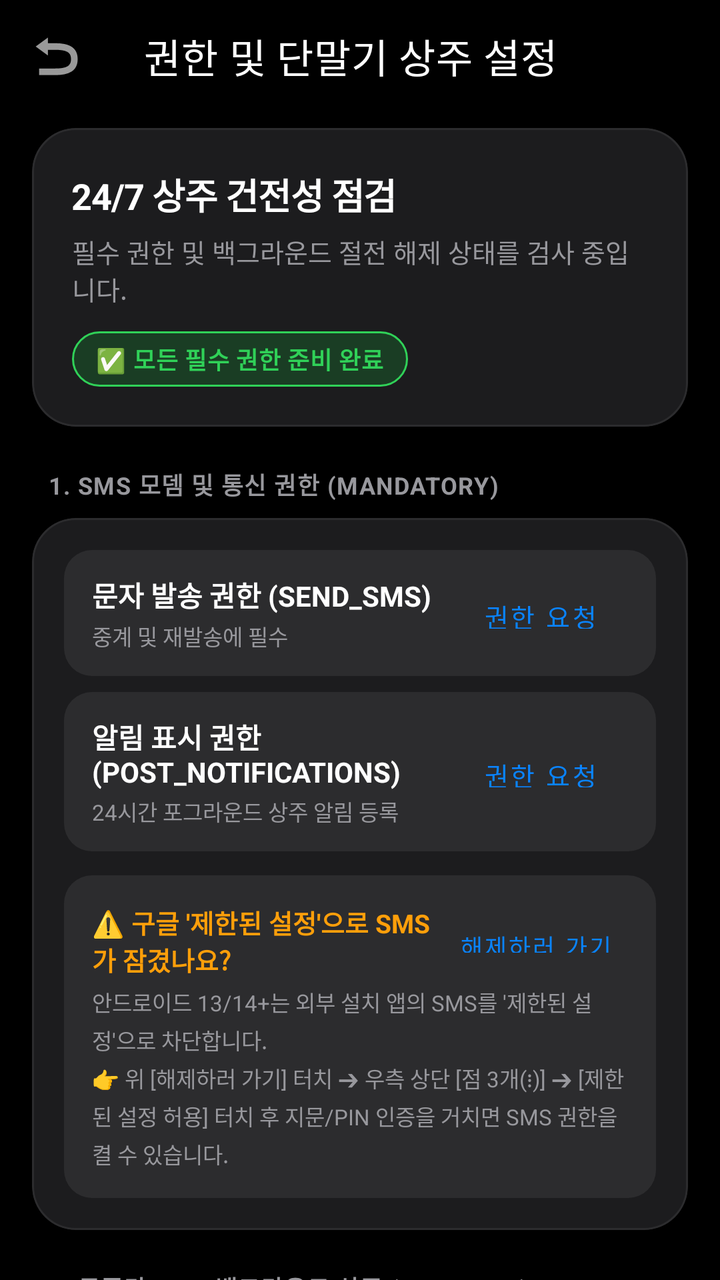
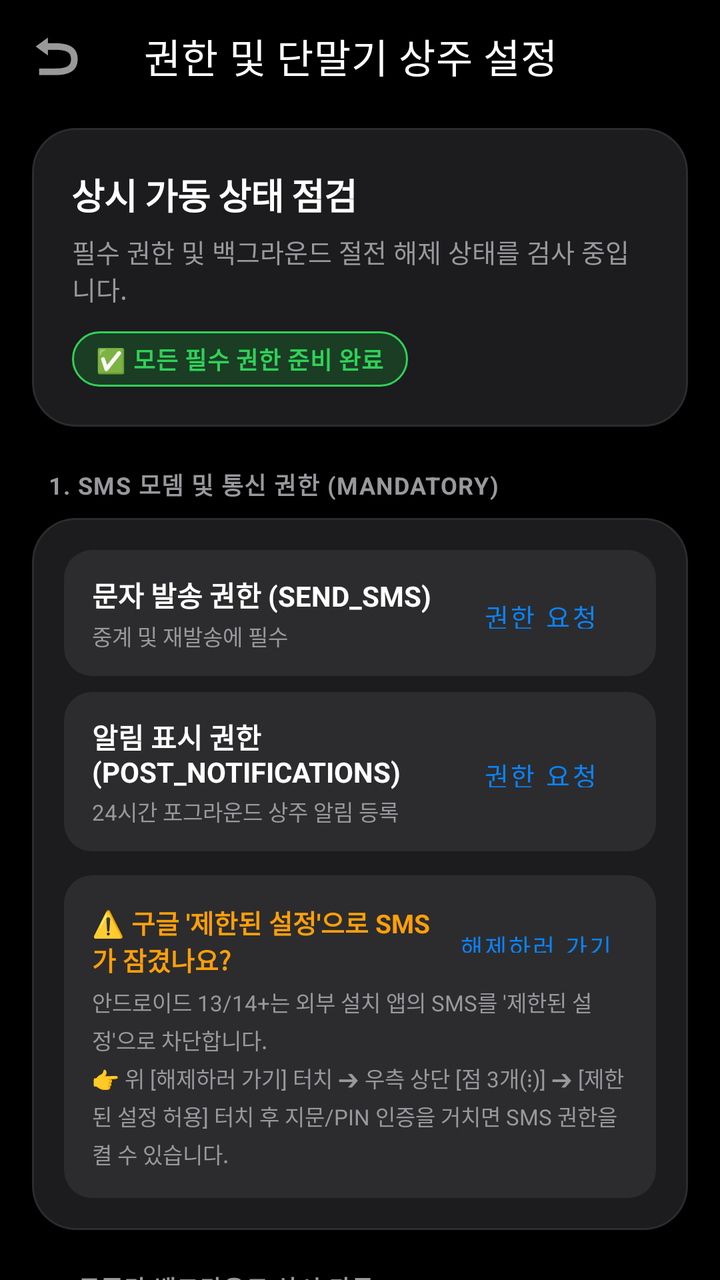

Compare the two renders of this Android layout. The source of the first and the diff that turns it into the second are given below.
<!-- AndroidManifest.xml: application theme Theme.HiDormSMS -->
<!-- res/layout/activity_permissions.xml -->
<?xml version="1.0" encoding="utf-8"?>
<LinearLayout xmlns:android="http://schemas.android.com/apk/res/android"
    xmlns:app="http://schemas.android.com/apk/res-auto"
    android:layout_width="match_parent"
    android:layout_height="match_parent"
    android:background="@color/apple_black"
    android:orientation="vertical">

    
    <com.google.android.material.appbar.AppBarLayout
        android:layout_width="match_parent"
        android:layout_height="wrap_content"
        android:background="@color/apple_black"
        app:elevation="0dp">

        <com.google.android.material.appbar.MaterialToolbar
            android:id="@+id/toolbar"
            android:layout_width="match_parent"
            android:layout_height="?attr/actionBarSize"
            android:background="@color/apple_black"
            app:navigationIcon="@android:drawable/ic_menu_revert"
            app:title="권한 및 단말기 상주 설정"
            app:titleTextColor="@color/apple_label_primary" />
    </com.google.android.material.appbar.AppBarLayout>

    <androidx.core.widget.NestedScrollView
        android:layout_width="match_parent"
        android:layout_height="match_parent"
        android:clipToPadding="false"
        android:paddingBottom="36dp">

        <LinearLayout
            android:layout_width="match_parent"
            android:layout_height="wrap_content"
            android:orientation="vertical"
            android:paddingHorizontal="16dp"
            android:paddingTop="8dp">

            
            <com.google.android.material.card.MaterialCardView
                android:layout_width="match_parent"
                android:layout_height="wrap_content"
                android:layout_marginBottom="20dp"
                app:cardBackgroundColor="@color/apple_dark_card"
                app:cardCornerRadius="22dp"
                app:cardElevation="0dp"
                app:strokeColor="@color/apple_glass_stroke"
                app:strokeWidth="1dp">

                <LinearLayout
                    android:layout_width="match_parent"
                    android:layout_height="wrap_content"
                    android:orientation="vertical"
                    android:padding="20dp">

                    <TextView
                        android:layout_width="wrap_content"
                        android:layout_height="wrap_content"
                        android:letterSpacing="-0.02"
                        android:text="24/7 상주 건전성 점검"
                        android:textColor="@color/apple_label_primary"
                        android:textSize="18sp"
                        android:textStyle="bold" />

                    <TextView
                        android:id="@+id/tvHealthSummary"
                        android:layout_width="wrap_content"
                        android:layout_height="wrap_content"
                        android:layout_marginTop="6dp"
                        android:text="필수 권한 및 백그라운드 절전 해제 상태를 검사 중입니다."
                        android:textColor="@color/apple_label_secondary"
                        android:textSize="13sp" />

                    <LinearLayout
                        android:id="@+id/layoutOverallBadge"
                        android:layout_width="wrap_content"
                        android:layout_height="wrap_content"
                        android:layout_marginTop="12dp"
                        android:background="@drawable/apple_pill_green"
                        android:gravity="center_vertical"
                        android:paddingHorizontal="12dp"
                        android:paddingVertical="5dp">

                        <TextView
                            android:id="@+id/tvOverallBadgeText"
                            android:layout_width="wrap_content"
                            android:layout_height="wrap_content"
                            android:letterSpacing="0.02"
                            android:text="✅ 모든 필수 권한 준비 완료"
                            android:textColor="@color/apple_green"
                            android:textSize="12sp"
                            android:textStyle="bold" />
                    </LinearLayout>
                </LinearLayout>
            </com.google.android.material.card.MaterialCardView>

            
            <TextView
                android:layout_width="wrap_content"
                android:layout_height="wrap_content"
                android:layout_marginStart="8dp"
                android:layout_marginBottom="8dp"
                android:letterSpacing="0.04"
                android:text="1. SMS 모뎀 및 통신 권한 (MANDATORY)"
                android:textColor="@color/apple_label_secondary"
                android:textSize="12sp"
                android:textStyle="bold" />

            <com.google.android.material.card.MaterialCardView
                android:layout_width="match_parent"
                android:layout_height="wrap_content"
                android:layout_marginBottom="20dp"
                app:cardBackgroundColor="@color/apple_dark_card"
                app:cardCornerRadius="22dp"
                app:cardElevation="0dp"
                app:strokeColor="@color/apple_glass_stroke"
                app:strokeWidth="1dp">

                <LinearLayout
                    android:layout_width="match_parent"
                    android:layout_height="wrap_content"
                    android:orientation="vertical"
                    android:padding="16dp">

                    
                    <LinearLayout
                        android:layout_width="match_parent"
                        android:layout_height="wrap_content"
                        android:background="@drawable/apple_card_inner"
                        android:gravity="center_vertical"
                        android:orientation="horizontal"
                        android:paddingHorizontal="14dp"
                        android:paddingVertical="12dp">

                        <LinearLayout
                            android:layout_width="0dp"
                            android:layout_height="wrap_content"
                            android:layout_weight="1"
                            android:orientation="vertical">

                            <TextView
                                android:layout_width="wrap_content"
                                android:layout_height="wrap_content"
                                android:text="문자 발송 권한 (SEND_SMS)"
                                android:textColor="@color/apple_label_primary"
                                android:textSize="14sp"
                                android:textStyle="bold" />

                            <TextView
                                android:id="@+id/tvSendSmsStatus"
                                android:layout_width="wrap_content"
                                android:layout_height="wrap_content"
                                android:layout_marginTop="2dp"
                                android:text="중계 및 재발송에 필수"
                                android:textColor="@color/apple_label_secondary"
                                android:textSize="11sp" />
                        </LinearLayout>

                        <com.google.android.material.button.MaterialButton
                            android:id="@+id/btnGrantSms"
                            style="@style/Widget.MaterialComponents.Button.TextButton"
                            android:layout_width="wrap_content"
                            android:layout_height="36dp"
                            android:text="권한 요청"
                            android:textColor="@color/apple_blue"
                            android:textSize="13sp" />
                    </LinearLayout>

                    
                    <LinearLayout
                        android:layout_width="match_parent"
                        android:layout_height="wrap_content"
                        android:layout_marginTop="8dp"
                        android:background="@drawable/apple_card_inner"
                        android:gravity="center_vertical"
                        android:orientation="horizontal"
                        android:paddingHorizontal="14dp"
                        android:paddingVertical="12dp">

                        <LinearLayout
                            android:layout_width="0dp"
                            android:layout_height="wrap_content"
                            android:layout_weight="1"
                            android:orientation="vertical">

                            <TextView
                                android:layout_width="wrap_content"
                                android:layout_height="wrap_content"
                                android:text="알림 표시 권한 (POST_NOTIFICATIONS)"
                                android:textColor="@color/apple_label_primary"
                                android:textSize="14sp"
                                android:textStyle="bold" />

                            <TextView
                                android:id="@+id/tvNotificationStatus"
                                android:layout_width="wrap_content"
                                android:layout_height="wrap_content"
                                android:layout_marginTop="2dp"
                                android:text="24시간 포그라운드 상주 알림 등록"
                                android:textColor="@color/apple_label_secondary"
                                android:textSize="11sp" />
                        </LinearLayout>

                        <com.google.android.material.button.MaterialButton
                            android:id="@+id/btnGrantNotification"
                            style="@style/Widget.MaterialComponents.Button.TextButton"
                            android:layout_width="wrap_content"
                            android:layout_height="36dp"
                            android:text="권한 요청"
                            android:textColor="@color/apple_blue"
                            android:textSize="13sp" />
                    </LinearLayout>

                    
                    <LinearLayout
                        android:id="@+id/layoutRestrictedSettingsHelp"
                        android:layout_width="match_parent"
                        android:layout_height="wrap_content"
                        android:layout_marginTop="12dp"
                        android:background="@drawable/apple_card_inner"
                        android:orientation="vertical"
                        android:padding="14dp">

                        <LinearLayout
                            android:layout_width="match_parent"
                            android:layout_height="wrap_content"
                            android:gravity="center_vertical"
                            android:orientation="horizontal">

                            <TextView
                                android:layout_width="0dp"
                                android:layout_height="wrap_content"
                                android:layout_weight="1"
                                android:text="⚠️ 구글 '제한된 설정'으로 SMS가 잠겼나요?"
                                android:textColor="@color/apple_orange"
                                android:textSize="13sp"
                                android:textStyle="bold" />

                            <com.google.android.material.button.MaterialButton
                                android:id="@+id/btnUnlockRestrictedSettings"
                                style="@style/Widget.MaterialComponents.Button.TextButton"
                                android:layout_width="wrap_content"
                                android:layout_height="32dp"
                                android:text="해제하러 가기"
                                android:textColor="@color/apple_blue"
                                android:textSize="12sp" />
                        </LinearLayout>

                        <TextView
                            android:layout_width="match_parent"
                            android:layout_height="wrap_content"
                            android:layout_marginTop="4dp"
                            android:lineSpacingExtra="3dp"
                            android:text="안드로이드 13/14+는 외부 설치 앱의 SMS를 '제한된 설정'으로 차단합니다.\n👉 위 [해제하러 가기] 터치 ➔ 우측 상단 [점 3개(⋮)] ➔ [제한된 설정 허용] 터치 후 지문/PIN 인증을 거치면 SMS 권한을 켤 수 있습니다."
                            android:textColor="@color/apple_label_secondary"
                            android:textSize="11sp" />
                    </LinearLayout>

                </LinearLayout>
            </com.google.android.material.card.MaterialCardView>

            
            <TextView
                android:layout_width="wrap_content"
                android:layout_height="wrap_content"
                android:layout_marginStart="8dp"
                android:layout_marginBottom="8dp"
                android:letterSpacing="0.04"
                android:text="2. 무중단 24/7 백그라운드 상주 (SURVIVAL)"
                android:textColor="@color/apple_label_secondary"
                android:textSize="12sp"
                android:textStyle="bold" />

            <com.google.android.material.card.MaterialCardView
                android:layout_width="match_parent"
                android:layout_height="wrap_content"
                android:layout_marginBottom="20dp"
                app:cardBackgroundColor="@color/apple_dark_card"
                app:cardCornerRadius="22dp"
                app:cardElevation="0dp"
                app:strokeColor="@color/apple_glass_stroke"
                app:strokeWidth="1dp">

                <LinearLayout
                    android:layout_width="match_parent"
                    android:layout_height="wrap_content"
                    android:orientation="vertical"
                    android:padding="16dp">

                    
                    <LinearLayout
                        android:layout_width="match_parent"
                        android:layout_height="wrap_content"
                        android:background="@drawable/apple_card_inner"
                        android:gravity="center_vertical"
                        android:orientation="horizontal"
                        android:paddingHorizontal="14dp"
                        android:paddingVertical="12dp">

                        <LinearLayout
                            android:layout_width="0dp"
                            android:layout_height="wrap_content"
                            android:layout_weight="1"
                            android:orientation="vertical">

                            <TextView
                                android:layout_width="wrap_content"
                                android:layout_height="wrap_content"
                                android:text="배터리 사용량 제한 없음"
                                android:textColor="@color/apple_label_primary"
                                android:textSize="14sp"
                                android:textStyle="bold" />

                            <TextView
                                android:id="@+id/tvBatteryOptDetail"
                                android:layout_width="wrap_content"
                                android:layout_height="wrap_content"
                                android:layout_marginTop="2dp"
                                android:text="Doze 모드(딥 슬립) 차단 상태"
                                android:textColor="@color/apple_label_secondary"
                                android:textSize="11sp" />
                        </LinearLayout>

                        <com.google.android.material.button.MaterialButton
                            android:id="@+id/btnBatteryOpt"
                            style="@style/Widget.MaterialComponents.Button.TextButton"
                            android:layout_width="wrap_content"
                            android:layout_height="36dp"
                            android:text="설정"
                            android:textColor="@color/apple_blue"
                            android:textSize="13sp" />
                    </LinearLayout>

                    
                    <LinearLayout
                        android:layout_width="match_parent"
                        android:layout_height="wrap_content"
                        android:layout_marginTop="8dp"
                        android:background="@drawable/apple_card_inner"
                        android:gravity="center_vertical"
                        android:orientation="horizontal"
                        android:paddingHorizontal="14dp"
                        android:paddingVertical="12dp">

                        <LinearLayout
                            android:layout_width="0dp"
                            android:layout_height="wrap_content"
                            android:layout_weight="1"
                            android:orientation="vertical">

                            <TextView
                                android:layout_width="wrap_content"
                                android:layout_height="wrap_content"
                                android:text="다른 앱 위에 표시 허용"
                                android:textColor="@color/apple_label_primary"
                                android:textSize="14sp"
                                android:textStyle="bold" />

                            <TextView
                                android:id="@+id/tvOverlayDetail"
                                android:layout_width="wrap_content"
                                android:layout_height="wrap_content"
                                android:layout_marginTop="2dp"
                                android:text="백그라운드 기동 우선순위 및 서비스 유지"
                                android:textColor="@color/apple_label_secondary"
                                android:textSize="11sp" />
                        </LinearLayout>

                        <com.google.android.material.button.MaterialButton
                            android:id="@+id/btnOverlay"
                            style="@style/Widget.MaterialComponents.Button.TextButton"
                            android:layout_width="wrap_content"
                            android:layout_height="36dp"
                            android:text="설정"
                            android:textColor="@color/apple_blue"
                            android:textSize="13sp" />
                    </LinearLayout>

                    
                    <LinearLayout
                        android:layout_width="match_parent"
                        android:layout_height="wrap_content"
                        android:layout_marginTop="8dp"
                        android:background="@drawable/apple_card_inner"
                        android:gravity="center_vertical"
                        android:orientation="horizontal"
                        android:paddingHorizontal="14dp"
                        android:paddingVertical="12dp">

                        <LinearLayout
                            android:layout_width="0dp"
                            android:layout_height="wrap_content"
                            android:layout_weight="1"
                            android:orientation="vertical">

                            <TextView
                                android:layout_width="wrap_content"
                                android:layout_height="wrap_content"
                                android:text="정확한 알람 &amp; 워치독 예약"
                                android:textColor="@color/apple_label_primary"
                                android:textSize="14sp"
                                android:textStyle="bold" />

                            <TextView
                                android:id="@+id/tvAlarmDetail"
                                android:layout_width="wrap_content"
                                android:layout_height="wrap_content"
                                android:layout_marginTop="2dp"
                                android:text="15분 주기 프로세스 자가 생존 워치독"
                                android:textColor="@color/apple_label_secondary"
                                android:textSize="11sp" />
                        </LinearLayout>

                        <com.google.android.material.button.MaterialButton
                            android:id="@+id/btnExactAlarm"
                            style="@style/Widget.MaterialComponents.Button.TextButton"
                            android:layout_width="wrap_content"
                            android:layout_height="36dp"
                            android:text="설정"
                            android:textColor="@color/apple_blue"
                            android:textSize="13sp" />
                    </LinearLayout>

                </LinearLayout>
            </com.google.android.material.card.MaterialCardView>

            
            <TextView
                android:layout_width="wrap_content"
                android:layout_height="wrap_content"
                android:layout_marginStart="8dp"
                android:layout_marginBottom="8dp"
                android:letterSpacing="0.04"
                android:text="3. 제조사(삼성 갤럭시) 특화 시스템 바로가기"
                android:textColor="@color/apple_label_secondary"
                android:textSize="12sp"
                android:textStyle="bold" />

            <com.google.android.material.card.MaterialCardView
                android:layout_width="match_parent"
                android:layout_height="wrap_content"
                android:layout_marginBottom="24dp"
                app:cardBackgroundColor="@color/apple_dark_card"
                app:cardCornerRadius="22dp"
                app:cardElevation="0dp"
                app:strokeColor="@color/apple_glass_stroke"
                app:strokeWidth="1dp">

                <LinearLayout
                    android:layout_width="match_parent"
                    android:layout_height="wrap_content"
                    android:orientation="vertical"
                    android:padding="16dp">

                    <com.google.android.material.button.MaterialButton
                        android:id="@+id/btnOpenAppDetails"
                        style="@style/Widget.MaterialComponents.Button.OutlinedButton"
                        android:layout_width="match_parent"
                        android:layout_height="50dp"
                        android:text="📱 앱 상세 정보 (절전 예외 및 모바일 데이터)"
                        android:textColor="@color/apple_label_primary"
                        app:cornerRadius="14dp"
                        app:strokeColor="@color/apple_glass_stroke" />

                    <com.google.android.material.button.MaterialButton
                        android:id="@+id/btnOpenDeveloperSettings"
                        style="@style/Widget.MaterialComponents.Button.OutlinedButton"
                        android:layout_width="match_parent"
                        android:layout_height="50dp"
                        android:layout_marginTop="8dp"
                        android:text="🔌 개발자 옵션 (충전 중 화면 켜짐 유지)"
                        android:textColor="@color/apple_label_primary"
                        app:cornerRadius="14dp"
                        app:strokeColor="@color/apple_glass_stroke" />
                </LinearLayout>
            </com.google.android.material.card.MaterialCardView>

        </LinearLayout>
    </androidx.core.widget.NestedScrollView>

</LinearLayout>
<!-- resources referenced by this layout -->
<resources>
  <color name="apple_black">#000000</color>
  <color name="apple_blue">#0A84FF</color>
  <color name="apple_dark_card">#1C1C1E</color>
  <color name="apple_glass_stroke">#2C2C2E</color>
  <color name="apple_green">#30D158</color>
  <color name="apple_label_primary">#FFFFFF</color>
  <color name="apple_label_secondary">#98989D</color>
  <color name="apple_orange">#FF9F0A</color>
  <!-- drawable apple_card_inner (drawable) -->
  <?xml version="1.0" encoding="utf-8"?>
  <shape xmlns:android="http://schemas.android.com/apk/res/android"
      android:shape="rectangle">
      
      <corners android:radius="14dp" />
      <solid android:color="@color/apple_dark_surface" />
  </shape>
  <!-- drawable apple_pill_green (drawable) -->
  <?xml version="1.0" encoding="utf-8"?>
  <shape xmlns:android="http://schemas.android.com/apk/res/android"
      android:shape="rectangle">
      <corners android:radius="999dp" />
      <solid android:color="@color/apple_green_subtle" />
      <stroke
          android:width="1dp"
          android:color="@color/apple_green" />
  </shape>
  <style name="Theme.HiDormSMS" parent="Theme.MaterialComponents.DayNight.NoActionBar">
          
          <item name="colorPrimary">@color/apple_blue</item>
          <item name="colorPrimaryVariant">#000000</item>
          <item name="colorOnPrimary">#FFFFFF</item>
  
          
          <item name="colorSecondary">@color/apple_green</item>
          <item name="colorOnSecondary">#000000</item>
  
          
          <item name="android:windowBackground">@color/apple_black</item>
          <item name="android:statusBarColor">@color/apple_black</item>
          <item name="android:navigationBarColor">@color/apple_black</item>
          <item name="android:windowLightStatusBar">false</item>
          <item name="android:windowLightNavigationBar" tools:targetApi="o_mr1">false</item>
  
          
          <item name="android:textColorPrimary">@color/apple_label_primary</item>
          <item name="android:textColorSecondary">@color/apple_label_secondary</item>
  
          
          <item name="alertDialogTheme">@style/Theme.HiDormSMS.Dialog</item>
      </style>
  <color name="apple_dark_surface">#2C2C2E</color>
  <color name="apple_green_subtle">#1A3D24</color>
  <style name="Theme.HiDormSMS.Dialog" parent="ThemeOverlay.MaterialComponents.Dialog.Alert">
          <item name="android:background">@color/apple_dark_card</item>
          <item name="colorSurface">@color/apple_dark_card</item>
          <item name="colorPrimary">@color/apple_blue</item>
          <item name="android:textColorPrimary">@color/apple_label_primary</item>
          <item name="android:textColorSecondary">@color/apple_label_secondary</item>
          <item name="shapeAppearanceMediumComponent">@style/ShapeAppearance.AppleDialog</item>
      </style>
  <style name="ShapeAppearance.AppleDialog" parent="ShapeAppearance.MaterialComponents.MediumComponent">
          <item name="cornerSize">22dp</item>
      </style>
</resources>

<!-- the commit's change to res/layout/activity_permissions.xml (unified diff, before → after) -->
@@ -57,7 +57,7 @@
                         android:layout_width="wrap_content"
                         android:layout_height="wrap_content"
                         android:letterSpacing="-0.02"
-                        android:text="24/7 상주 건전성 점검"
+                        android:text="상시 가동 상태 점검"
                         android:textColor="@color/apple_label_primary"
                         android:textSize="18sp"
                         android:textStyle="bold" />
@@ -266,7 +266,7 @@
                 android:layout_marginStart="8dp"
                 android:layout_marginBottom="8dp"
                 android:letterSpacing="0.04"
-                android:text="2. 무중단 24/7 백그라운드 상주 (SURVIVAL)"
+                android:text="2. 무중단 백그라운드 상시 가동"
                 android:textColor="@color/apple_label_secondary"
                 android:textSize="12sp"
                 android:textStyle="bold" />
